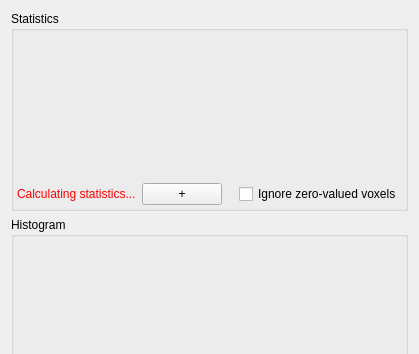
This is Plugins/org.mitk.gui.qt.measurementtoolbox/src/internal/QmitkImageStatisticsViewControls.ui in MITK/MITK as Qt 5 draws it before an edit; both pictures show x 0 to 419 and y 0 to 354 of the 419 by 1016 pixel window. The edited form follows.
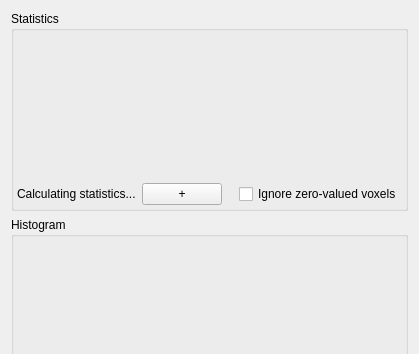
This is the edited form. Custom widgets are drawn as their Qt base class.

Commit message: adds multiple statistics into the view, doesn´t remove unwanted data yet

Patch:
```diff
--- a/Plugins/org.mitk.gui.qt.measurementtoolbox/src/internal/QmitkImageStatisticsViewControls.ui
+++ b/Plugins/org.mitk.gui.qt.measurementtoolbox/src/internal/QmitkImageStatisticsViewControls.ui
@@ -173,97 +173,6 @@
             <verstretch>0</verstretch>
            </sizepolicy>
           </property>
-          <property name="palette">
-           <palette>
-            <active>
-             <colorrole role="WindowText">
-              <brush brushstyle="SolidPattern">
-               <color alpha="255">
-                <red>255</red>
-                <green>0</green>
-                <blue>0</blue>
-               </color>
-              </brush>
-             </colorrole>
-             <colorrole role="Text">
-              <brush brushstyle="SolidPattern">
-               <color alpha="255">
-                <red>0</red>
-                <green>0</green>
-                <blue>0</blue>
-               </color>
-              </brush>
-             </colorrole>
-             <colorrole role="PlaceholderText">
-              <brush brushstyle="NoBrush">
-               <color alpha="128">
-                <red>0</red>
-                <green>0</green>
-                <blue>0</blue>
-               </color>
-              </brush>
-             </colorrole>
-            </active>
-            <inactive>
-             <colorrole role="WindowText">
-              <brush brushstyle="SolidPattern">
-               <color alpha="255">
-                <red>255</red>
-                <green>0</green>
-                <blue>0</blue>
-               </color>
-              </brush>
-             </colorrole>
-             <colorrole role="Text">
-              <brush brushstyle="SolidPattern">
-               <color alpha="255">
-                <red>0</red>
-                <green>0</green>
-                <blue>0</blue>
-               </color>
-              </brush>
-             </colorrole>
-             <colorrole role="PlaceholderText">
-              <brush brushstyle="NoBrush">
-               <color alpha="128">
-                <red>0</red>
-                <green>0</green>
-                <blue>0</blue>
-               </color>
-              </brush>
-             </colorrole>
-            </inactive>
-            <disabled>
-             <colorrole role="WindowText">
-              <brush brushstyle="SolidPattern">
-               <color alpha="255">
-                <red>120</red>
-                <green>120</green>
-                <blue>120</blue>
-               </color>
-              </brush>
-             </colorrole>
-             <colorrole role="Text">
-              <brush brushstyle="SolidPattern">
-               <color alpha="255">
-                <red>120</red>
-                <green>120</green>
-                <blue>120</blue>
-               </color>
-              </brush>
-             </colorrole>
-             <colorrole role="PlaceholderText">
-              <brush brushstyle="NoBrush">
-               <color alpha="128">
-                <red>0</red>
-                <green>0</green>
-                <blue>0</blue>
-               </color>
-              </brush>
-             </colorrole>
-            </disabled>
-           </palette>
-          </property>
           <property name="text">
            <string>Calculating statistics...</string>
           </property>
```
Left out of the diff: 118 changed lines with no effect on the pictures. The commit also changes 1 other file.
